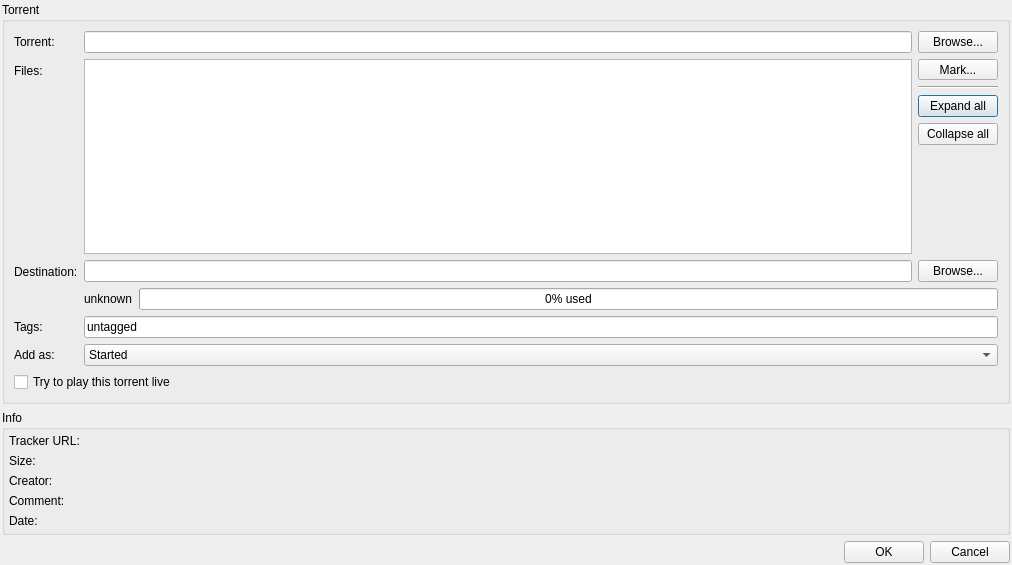
Qt form src/plugins/bittorrent/addtorrent.ui (0xd34df00d/leechcraft) before a commit.
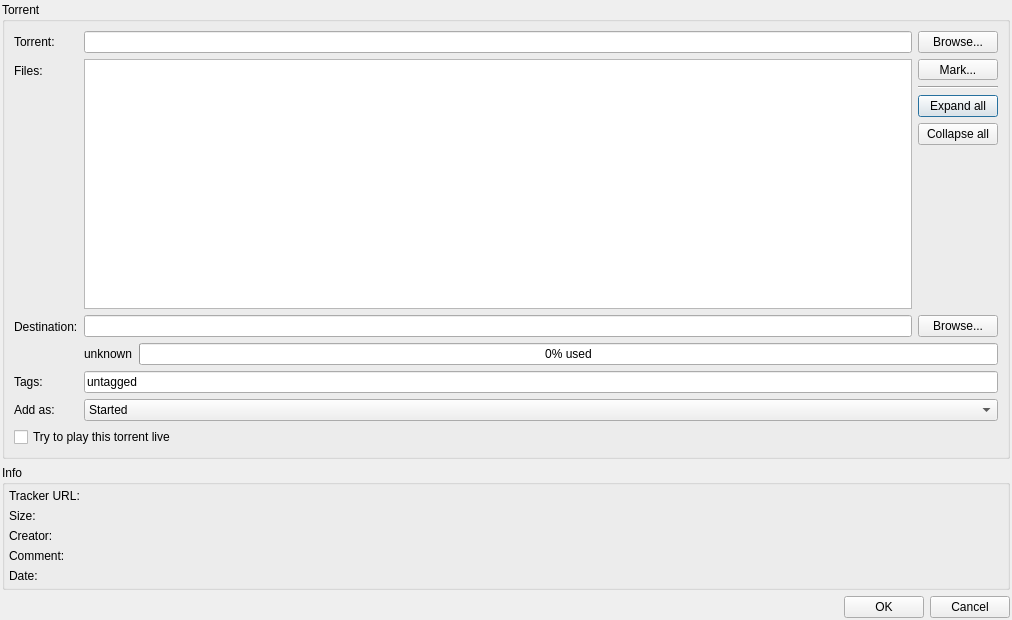
The same form after that commit. Icons and pictures are not drawn. Custom widgets are drawn as their Qt base class.

Commit message: [BT] Refactored torrent info setting in AddTorrent

```diff
--- a/src/plugins/bittorrent/addtorrent.ui
+++ b/src/plugins/bittorrent/addtorrent.ui
@@ -7,7 +7,7 @@
     <x>0</x>
     <y>0</y>
     <width>1012</width>
-    <height>565</height>
+    <height>620</height>
    </rect>
   </property>
   <property name="windowTitle">
```
Left out of the diff: 39 changed lines with no effect on the pictures. The commit also changes 1 other file.
